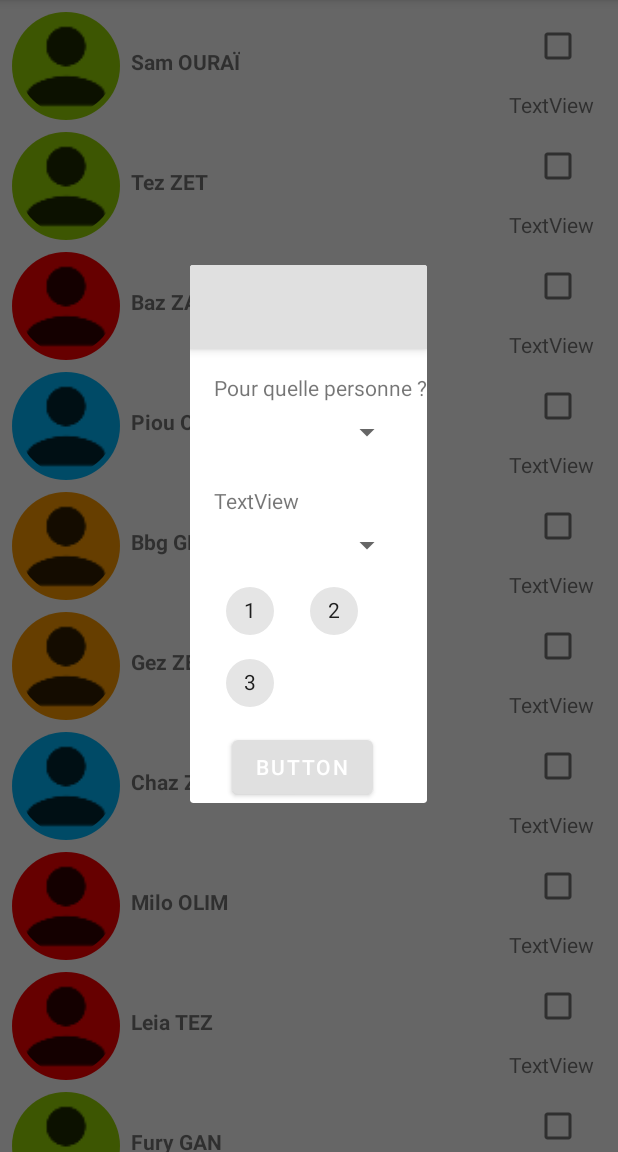
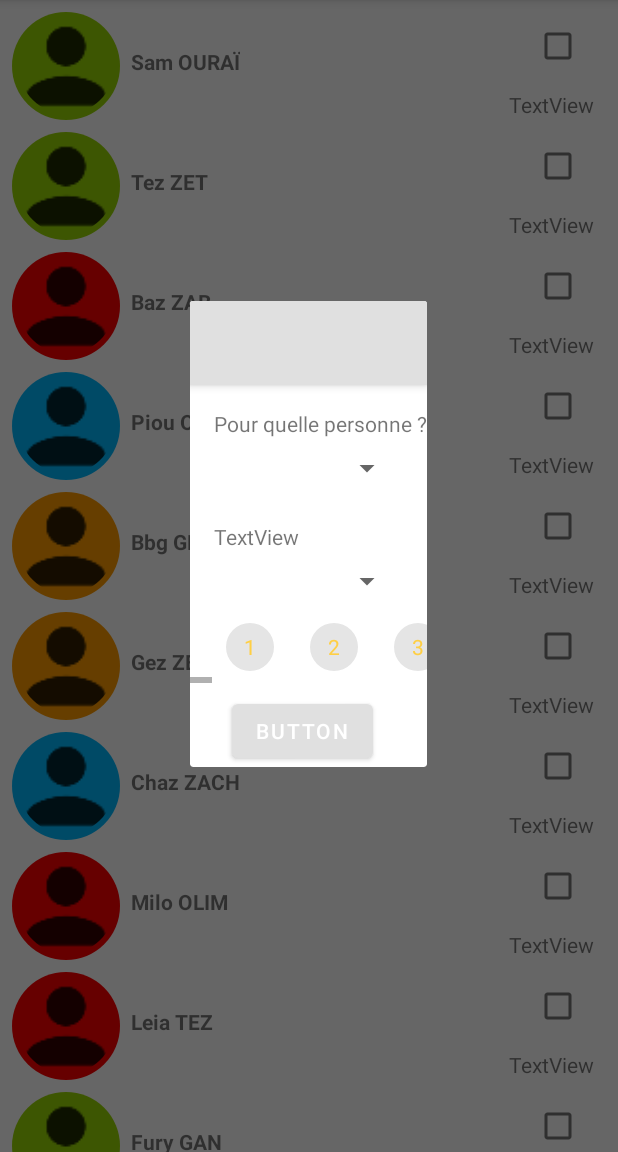
Before and after one commit to Te-Z/demeter, an Android app: the fragment AddLaundryFragment placed in its activity, on a phone screen of 412 x 824 dp, the part 84-1236 px from its top. Run offline under Robolectric (Android 15) with nearby library versions, the phone set to English and light mode, and no system bars; pictures from the network do not load.

Commit message:
Chips added

```diff
--- a/app/src/main/java/app/tez/demeter/services/AddLaundryFragment.kt
+++ /dev/null
@@ -1,32 +0,0 @@
-package app.tez.demeter.services
-
-
-import android.os.Bundle
-import androidx.fragment.app.DialogFragment
-import android.view.LayoutInflater
-import android.view.View
-import android.view.ViewGroup
-
-import app.tez.demeter.R
-
-class AddLaundryFragment: DialogFragment() {
-
-    companion object {
-        val TAG = "AddLaundryFragment"
-    }
-
-    // DESGIN
-    private lateinit var rootView: View
-
-    override fun onCreateView(inflater: LayoutInflater, container: ViewGroup?,
-                              savedInstanceState: Bundle?): View? {
-        // Inflate the layout for this fragment
-        this.rootView = inflater.inflate(R.layout.fragment_add_laundry, container, false)
-        return rootView
-    }
-
-    override fun onActivityCreated(savedInstanceState: Bundle?) {
-        super.onActivityCreated(savedInstanceState)
-        dialog.window?.let { it.attributes.windowAnimations = R.style.DialogAnimation }
-    }
-}
--- a/app/src/main/java/app/tez/demeter/services/ServicesFragment.kt
+++ b/app/src/main/java/app/tez/demeter/services/ServicesFragment.kt
@@ -20,6 +20,7 @@ import app.tez.demeter.Fake
 import app.tez.demeter.R
 import app.tez.demeter.models.DonationItem
 import app.tez.demeter.models.Recipient
+import app.tez.demeter.services.dialog.AddLaundryFragment
 import app.tez.demeter.services.recyclerview.DonationsAdapter
 import app.tez.demeter.services.recyclerview.SimpleServicesAdapter
 import app.tez.demeter.utils.ExpandAndCollapseViewUtil
--- /dev/null
+++ b/app/src/main/java/app/tez/demeter/services/dialog/AddLaundryFragment.kt
@@ -0,0 +1,60 @@
+package app.tez.demeter.services.dialog
+
+
+import android.os.Bundle
+import android.util.Log
+import androidx.fragment.app.DialogFragment
+import android.view.LayoutInflater
+import android.view.View
+import android.view.ViewGroup
+
+import app.tez.demeter.R
+import com.google.android.material.chip.Chip
+import com.google.android.material.chip.ChipGroup
+import kotlinx.android.synthetic.main.fragment_add_laundry.view.*
+
+class AddLaundryFragment: DialogFragment(), ChipGroup.OnCheckedChangeListener {
+
+    companion object {
+        const val TAG = "AddLaundryFragment"
+    }
+
+    // DESIGN
+    private lateinit var rootView: View
+    private lateinit var chipGroup: ChipGroup
+
+    override fun onCreateView(inflater: LayoutInflater, container: ViewGroup?,
+                              savedInstanceState: Bundle?): View? {
+        // Inflate the layout for this fragment
+        this.rootView = inflater.inflate(R.layout.fragment_add_laundry, container, false)
+
+        this.configureChips()
+
+        return rootView
+    }
+
+    override fun onActivityCreated(savedInstanceState: Bundle?) {
+        super.onActivityCreated(savedInstanceState)
+        dialog.window?.let { it.attributes.windowAnimations = R.style.DialogAnimation }
+    }
+
+    // -----------------
+    // UI
+    // -----------------
+
+    private fun configureChips(){
+        this.chipGroup = rootView.laundry_chipgroup
+        for (i in 1..30){
+            val chip = Chip(context, null, R.style.Widget_MaterialComponents_Chip_Choice)
+            chip.text = i.toString()
+            chip.isClickable = true
+            chip.isCheckable = true
+            chipGroup.addView(chip)
+        }
+        chipGroup.setOnCheckedChangeListener(this)
+    }
+
+    override fun onCheckedChanged(chipGroup: ChipGroup?, position: Int) {
+        Log.d(TAG, "onCheckedChanged: $position")
+    }
+}
--- a/app/src/main/res/layout/fragment_add_laundry.xml
+++ b/app/src/main/res/layout/fragment_add_laundry.xml
@@ -5,7 +5,7 @@
     android:id="@+id/frameLayout2"
     android:layout_width="match_parent"
     android:layout_height="match_parent"
-    tools:context=".services.AddLaundryFragment">
+    tools:context=".services.dialog.AddLaundryFragment">
 
     <com.google.android.material.appbar.AppBarLayout
         android:id="@+id/appBarLayout"
@@ -66,36 +66,25 @@
         app:layout_constraintStart_toStartOf="parent"
         app:layout_constraintTop_toBottomOf="@+id/textView20" />
 
-    <com.google.android.material.chip.ChipGroup
-        android:id="@+id/chipgroup"
+    <HorizontalScrollView
+        android:id="@+id/horizontal_sv"
         android:layout_width="0dp"
         android:layout_height="wrap_content"
-        android:layout_marginEnd="16dp"
-        android:layout_marginStart="16dp"
-        android:layout_marginTop="8dp"
-        android:orientation="horizontal"
         app:layout_constraintEnd_toEndOf="parent"
         app:layout_constraintStart_toStartOf="parent"
         app:layout_constraintTop_toBottomOf="@+id/spinner">
 
-        <com.google.android.material.chip.Chip
-            style="@style/Widget.MaterialComponents.Chip.Choice"
+        <com.google.android.material.chip.ChipGroup
+            android:id="@+id/laundry_chipgroup"
             android:layout_width="wrap_content"
             android:layout_height="wrap_content"
-            android:text="1" />
-
-        <com.google.android.material.chip.Chip
-            style="@style/Widget.MaterialComponents.Chip.Choice"
-            android:layout_width="wrap_content"
-            android:layout_height="wrap_content"
-            android:text="2" />
-
-        <com.google.android.material.chip.Chip
-            style="@style/Widget.MaterialComponents.Chip.Choice"
-            android:layout_width="wrap_content"
-            android:layout_height="wrap_content"
-            android:text="3" />
-    </com.google.android.material.chip.ChipGroup>
+            android:layout_marginEnd="16dp"
+            android:layout_marginStart="16dp"
+            android:layout_marginTop="8dp"
+            android:orientation="horizontal"
+            app:singleSelection="true"
+            app:singleLine="true"/>
+    </HorizontalScrollView>
 
     <Button
         android:id="@+id/button"
@@ -107,5 +96,5 @@
         android:text="Button"
         app:layout_constraintEnd_toEndOf="parent"
         app:layout_constraintStart_toStartOf="parent"
-        app:layout_constraintTop_toBottomOf="@+id/chipgroup" />
+        app:layout_constraintTop_toBottomOf="@+id/horizontal_sv" />
 </androidx.constraintlayout.widget.ConstraintLayout>
```
